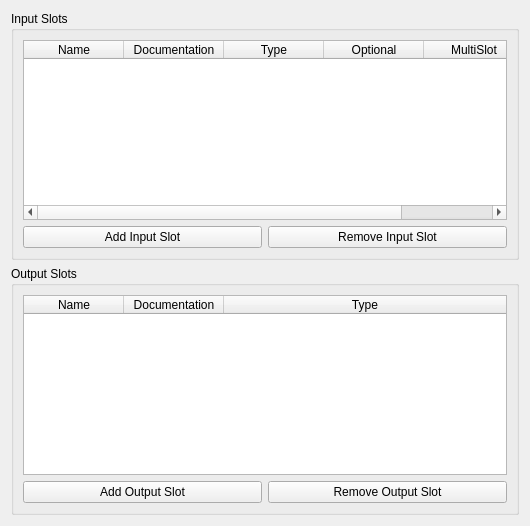
The window that src/WizardPageSlots.ui (flowexpert/charon) describes before a commit, drawn with Qt 5.
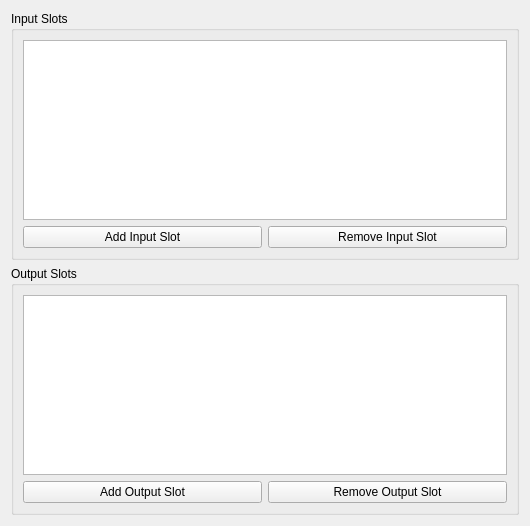
The same window after the commit.

Commit message: using simple models to implement parameter and slot storage

```diff
--- a/src/WizardPageSlots.ui
+++ b/src/WizardPageSlots.ui
@@ -41,41 +41,16 @@
        </widget>
       </item>
       <item row="0" column="0" colspan="2">
-       <widget class="QTableWidget" name="tableInputSlots">
+       <widget class="QTableView" name="tableInputSlots">
+        <property name="editTriggers">
+         <set>QAbstractItemView::AllEditTriggers</set>
+        </property>
         <property name="alternatingRowColors">
          <bool>true</bool>
         </property>
         <attribute name="horizontalHeaderStretchLastSection">
          <bool>true</bool>
         </attribute>
-        <attribute name="verticalHeaderVisible">
-         <bool>false</bool>
-        </attribute>
-        <column>
-         <property name="text">
-          <string>Name</string>
-         </property>
-        </column>
-        <column>
-         <property name="text">
-          <string>Documentation</string>
-         </property>
-        </column>
-        <column>
-         <property name="text">
-          <string>Type</string>
-         </property>
-        </column>
-        <column>
-         <property name="text">
-          <string>Optional</string>
-         </property>
-        </column>
-        <column>
-         <property name="text">
-          <string>MultiSlot</string>
-         </property>
-        </column>
        </widget>
       </item>
      </layout>
@@ -87,34 +62,6 @@
       <string>Output Slots</string>
      </property>
      <layout class="QGridLayout" name="gridLayout_5">
-      <item row="0" column="0" colspan="2">
-       <widget class="QTableWidget" name="tableOutputSlots">
-        <property name="alternatingRowColors">
-         <bool>true</bool>
-        </property>
-        <attribute name="horizontalHeaderStretchLastSection">
-         <bool>true</bool>
-        </attribute>
-        <attribute name="verticalHeaderVisible">
-         <bool>false</bool>
-        </attribute>
-        <column>
-         <property name="text">
-          <string>Name</string>
-         </property>
-        </column>
-        <column>
-         <property name="text">
-          <string>Documentation</string>
-         </property>
-        </column>
-        <column>
-         <property name="text">
-          <string>Type</string>
-         </property>
-        </column>
-       </widget>
-      </item>
       <item row="1" column="0">
        <widget class="QPushButton" name="buttonAddOutput">
         <property name="text">
@@ -129,6 +76,19 @@
         </property>
        </widget>
       </item>
+      <item row="0" column="0" colspan="2">
+       <widget class="QTableView" name="tableOutputSlots">
+        <property name="editTriggers">
+         <set>QAbstractItemView::AllEditTriggers</set>
+        </property>
+        <property name="alternatingRowColors">
+         <bool>true</bool>
+        </property>
+        <attribute name="horizontalHeaderStretchLastSection">
+         <bool>true</bool>
+        </attribute>
+       </widget>
+      </item>
      </layout>
     </widget>
    </item>
```
The commit also changes 7 other files.
